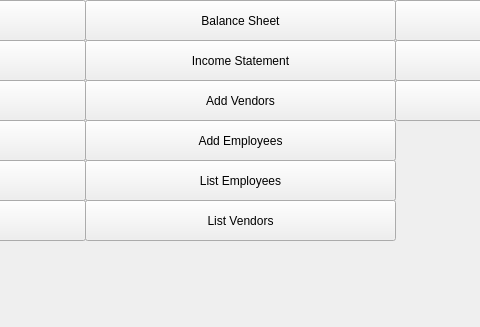
First picture: the form in financial_management_system/templates/main_window.ui, repository neileo555/Neileo555_School, before the edit; both pictures show x 225 to 705 and y 610 to 937 of the 1040 by 937 pixel window.
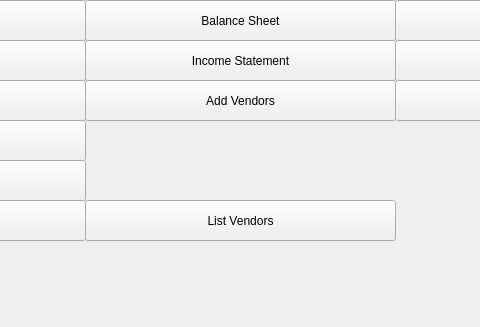
Second picture: the form after the edit.

Commit message: Use base class

Patch:
```diff
--- a/financial_management_system/templates/main_window.ui
+++ b/financial_management_system/templates/main_window.ui
@@ -14,32 +14,6 @@
    <string>MainWindow</string>
   </property>
   <widget class="QWidget" name="centralwidget">
-   <widget class="QPushButton" name="pushButton">
-    <property name="geometry">
-     <rect>
-      <x>310</x>
-      <y>770</y>
-      <width>311</width>
-      <height>41</height>
-     </rect>
-    </property>
-    <property name="text">
-     <string>List Employees</string>
-    </property>
-   </widget>
-   <widget class="QPushButton" name="pushButton_2">
-    <property name="geometry">
-     <rect>
-      <x>310</x>
-      <y>730</y>
-      <width>311</width>
-      <height>41</height>
-     </rect>
-    </property>
-    <property name="text">
-     <string>Add Employees</string>
-    </property>
-   </widget>
    <widget class="QPushButton" name="pushButton_3">
     <property name="geometry">
      <rect>
```
The commit also changes 5 other files.
